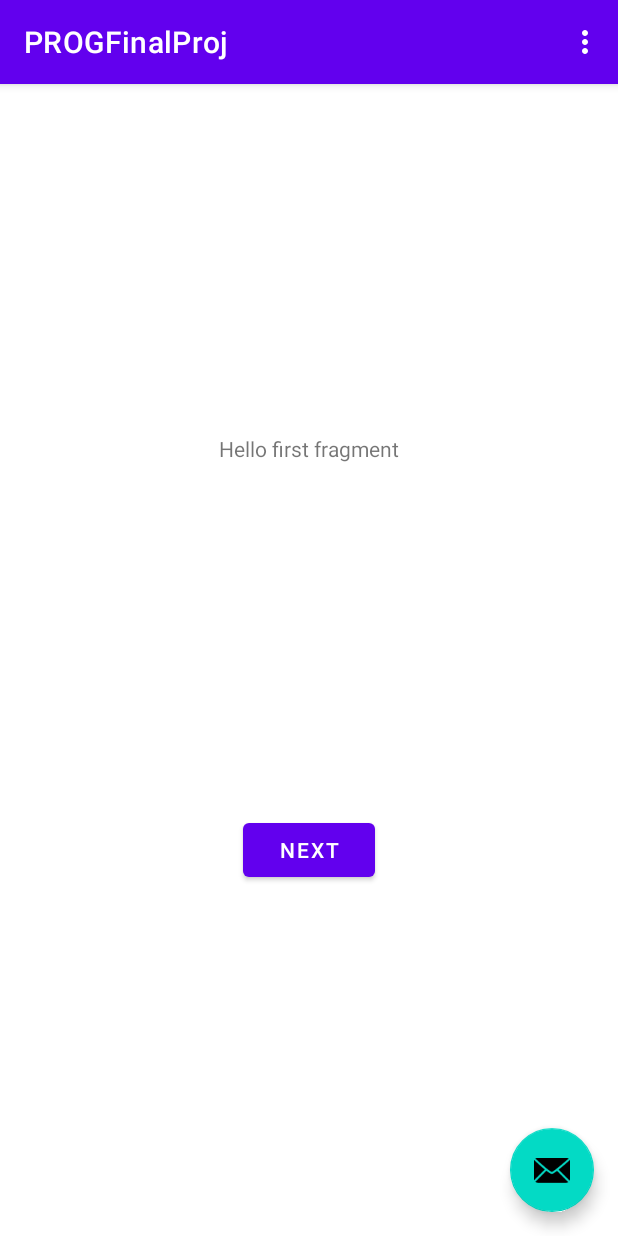
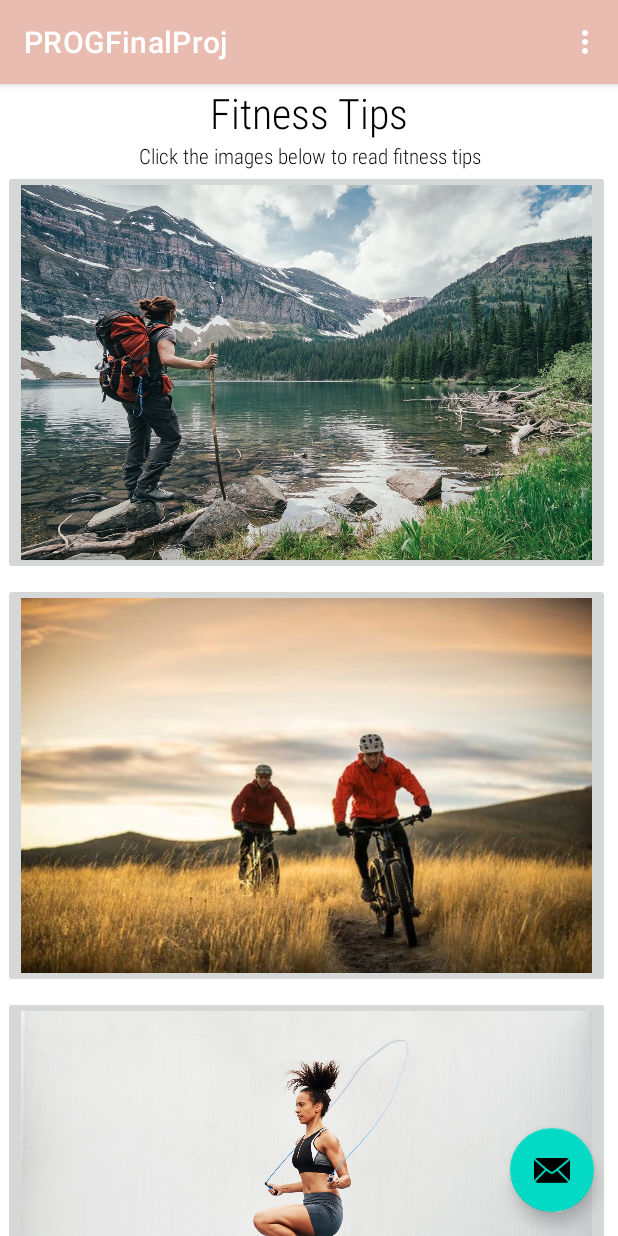
Before and after one commit to christinazammit/PROGFinalProj, an Android app: the screen it shows after launch (MainActivity), on a phone screen of 412 x 824 dp. Run offline under Robolectric (Android 15) with nearby library versions, the phone set to English and light mode, and no system bars; 1 statement that could not run was skipped.

Commit message:
created UI for fragment home and added images

```diff
--- a/app/src/main/java/sheridan/zammichr/progfinalproj/FirstFragment.kt
+++ b/app/src/main/java/sheridan/zammichr/progfinalproj/FirstFragment.kt
@@ -18,7 +18,7 @@ class FirstFragment : Fragment() {
             savedInstanceState: Bundle?
     ): View? {
         // Inflate the layout for this fragment
-        return inflater.inflate(R.layout.fragment_first, container, false)
+        return inflater.inflate(R.layout.fragment_home, container, false)
     }
 
     override fun onViewCreated(view: View, savedInstanceState: Bundle?) {
--- a/app/src/main/res/layout/fragment_first.xml
+++ /dev/null
@@ -1,28 +0,0 @@
-<?xml version="1.0" encoding="utf-8"?>
-<androidx.constraintlayout.widget.ConstraintLayout xmlns:android="http://schemas.android.com/apk/res/android"
-    xmlns:app="http://schemas.android.com/apk/res-auto"
-    xmlns:tools="http://schemas.android.com/tools"
-    android:layout_width="match_parent"
-    android:layout_height="match_parent"
-    tools:context=".FirstFragment">
-
-    <TextView
-        android:id="@+id/textview_first"
-        android:layout_width="wrap_content"
-        android:layout_height="wrap_content"
-        android:text="@string/hello_first_fragment"
-        app:layout_constraintBottom_toTopOf="@id/button_first"
-        app:layout_constraintEnd_toEndOf="parent"
-        app:layout_constraintStart_toStartOf="parent"
-        app:layout_constraintTop_toTopOf="parent" />
-
-    <Button
-        android:id="@+id/button_first"
-        android:layout_width="wrap_content"
-        android:layout_height="wrap_content"
-        android:text="@string/next"
-        app:layout_constraintBottom_toBottomOf="parent"
-        app:layout_constraintEnd_toEndOf="parent"
-        app:layout_constraintStart_toStartOf="parent"
-        app:layout_constraintTop_toBottomOf="@id/textview_first" />
-</androidx.constraintlayout.widget.ConstraintLayout>
--- /dev/null
+++ b/app/src/main/res/layout/fragment_home.xml
@@ -0,0 +1,133 @@
+<?xml version="1.0" encoding="utf-8"?>
+<RelativeLayout
+    xmlns:android="http://schemas.android.com/apk/res/android"
+    xmlns:app="http://schemas.android.com/apk/res-auto"
+    android:layout_width="wrap_content"
+    android:layout_height="wrap_content"
+    android:clickable="false"
+    android:orientation="vertical">
+
+    <ScrollView
+        android:layout_width="match_parent"
+        android:layout_height="wrap_content">
+
+        <LinearLayout
+            android:layout_width="wrap_content"
+            android:layout_height="wrap_content"
+            android:orientation="vertical">
+
+            <TextView
+                android:id="@+id/fitnessTips"
+                android:layout_width="match_parent"
+                android:layout_height="wrap_content"
+                android:layout_weight="1"
+                android:fontFamily="sans-serif-condensed-light"
+                android:gravity="center"
+                android:text="@string/fitness_tips"
+                android:textColor="#000000"
+                android:textSize="28sp" />
+
+            <TextView
+                android:id="@+id/tip_description"
+                android:layout_width="match_parent"
+                android:layout_height="wrap_content"
+                android:layout_weight="1"
+                android:fontFamily="sans-serif-condensed-light"
+                android:gravity="center"
+                android:text="@string/tips_description"
+                android:textColor="#000000"
+                android:textSize="14sp" />
+
+            <ImageButton
+                android:id="@+id/hiking_btn"
+                android:layout_width="match_parent"
+                android:layout_height="match_parent"
+                android:layout_marginLeft="2dp"
+                android:layout_marginTop="0dp"
+                android:layout_marginRight="5dp"
+                android:layout_marginBottom="5dp"
+                android:layout_weight="1"
+                android:adjustViewBounds="true"
+                android:maxHeight="270dp"
+                android:onClick="onHikingBtnClick"
+                android:scaleType="fitXY"
+                android:src="@drawable/hiking" />
+
+            <ImageButton
+                android:id="@+id/biking_btn"
+                android:layout_width="match_parent"
+                android:layout_height="match_parent"
+                android:layout_marginLeft="2dp"
+                android:layout_marginTop="0dp"
+                android:layout_marginRight="5dp"
+                android:layout_marginBottom="5dp"
+                android:layout_weight="1"
+                android:adjustViewBounds="true"
+                android:maxHeight="270dp"
+                android:onClick="onBikingBtnClick"
+                android:scaleType="fitXY"
+                android:src="@drawable/biking" />
+
+            <ImageButton
+                android:id="@+id/rope_btn"
+                android:layout_width="match_parent"
+                android:layout_height="match_parent"
+                android:layout_marginLeft="2dp"
+                android:layout_marginTop="0dp"
+                android:layout_marginRight="5dp"
+                android:layout_marginBottom="5dp"
+                android:layout_weight="1"
+                android:adjustViewBounds="true"
+                android:maxHeight="270dp"
+                android:onClick="onRopeBtnClick"
+                android:scaleType="fitXY"
+                android:src="@drawable/jump_rope" />
+
+            <ImageButton
+                android:id="@+id/swimming_btn"
+                android:layout_width="match_parent"
+                android:layout_height="match_parent"
+                android:layout_marginLeft="2dp"
+                android:layout_marginTop="0dp"
+                android:layout_marginRight="5dp"
+                android:layout_marginBottom="5dp"
+                android:layout_weight="1"
+                android:adjustViewBounds="true"
+                android:maxHeight="270dp"
+                android:onClick="onSwimmingBtnClick"
+                android:scaleType="fitCenter"
+                android:src="@drawable/swimming" />
+
+            <ImageButton
+                android:id="@+id/stairs_btn"
+                android:layout_width="match_parent"
+                android:layout_height="match_parent"
+                android:layout_marginLeft="2dp"
+                android:layout_marginTop="0dp"
+                android:layout_marginRight="5dp"
+                android:layout_marginBottom="5dp"
+                android:layout_weight="1"
+                android:adjustViewBounds="true"
+                android:maxHeight="270dp"
+                android:onClick="onStairsBtnClick"
+                android:scaleType="fitXY"
+                android:src="@drawable/stairs" />
+
+            <ImageButton
+                android:id="@+id/weight_btn"
+                android:layout_width="match_parent"
+                android:layout_height="match_parent"
+                android:layout_marginLeft="2dp"
+                android:layout_marginTop="0dp"
+                android:layout_marginRight="5dp"
+                android:layout_marginBottom="5dp"
+                android:layout_weight="1"
+                android:adjustViewBounds="true"
+                android:maxHeight="270dp"
+                android:onClick="onWeightBtnClick"
+                android:scaleType="fitCenter"
+                android:src="@drawable/weights" />
+
+        </LinearLayout>
+    </ScrollView>
+</RelativeLayout>
--- a/app/src/main/res/navigation/nav_graph.xml
+++ b/app/src/main/res/navigation/nav_graph.xml
@@ -9,7 +9,7 @@
         android:id="@+id/FirstFragment"
         android:name="sheridan.zammichr.progfinalproj.FirstFragment"
         android:label="@string/first_fragment_label"
-        tools:layout="@layout/fragment_first">
+        tools:layout="@layout/fragment_home">
 
         <action
             android:id="@+id/action_FirstFragment_to_SecondFragment"
--- a/app/src/main/res/values/colors.xml
+++ b/app/src/main/res/values/colors.xml
@@ -1,8 +1,8 @@
 <?xml version="1.0" encoding="utf-8"?>
 <resources>
     <color name="purple_200">#FFBB86FC</color>
-    <color name="purple_500">#FF6200EE</color>
-    <color name="purple_700">#FF3700B3</color>
+    <color name="purple_500">#E8BCB0</color>
+    <color name="purple_700">#E8BCB0</color>
     <color name="teal_200">#FF03DAC5</color>
     <color name="teal_700">#FF018786</color>
     <color name="black">#FF000000</color>
--- a/app/src/main/res/values/strings.xml
+++ b/app/src/main/res/values/strings.xml
@@ -9,4 +9,7 @@
 
     <string name="hello_first_fragment">Hello first fragment</string>
     <string name="hello_second_fragment">Hello second fragment. Arg: %1$s</string>
+    <string name="fitness_tips">Fitness Tips</string>
+    <string name="tips_description">Click the images below to read fitness tips</string>
+
 </resources>
```
Also changed, not shown: app/src/main/res/drawable/biking.jpg (added), app/src/main/res/drawable/hiking.jpg (added), app/src/main/res/drawable/jump_rope.jpeg (added), app/src/main/res/drawable/stairs.jpg (added), app/src/main/res/drawable/swimming.jpeg (added), app/src/main/res/drawable/weights.jpg (added).
